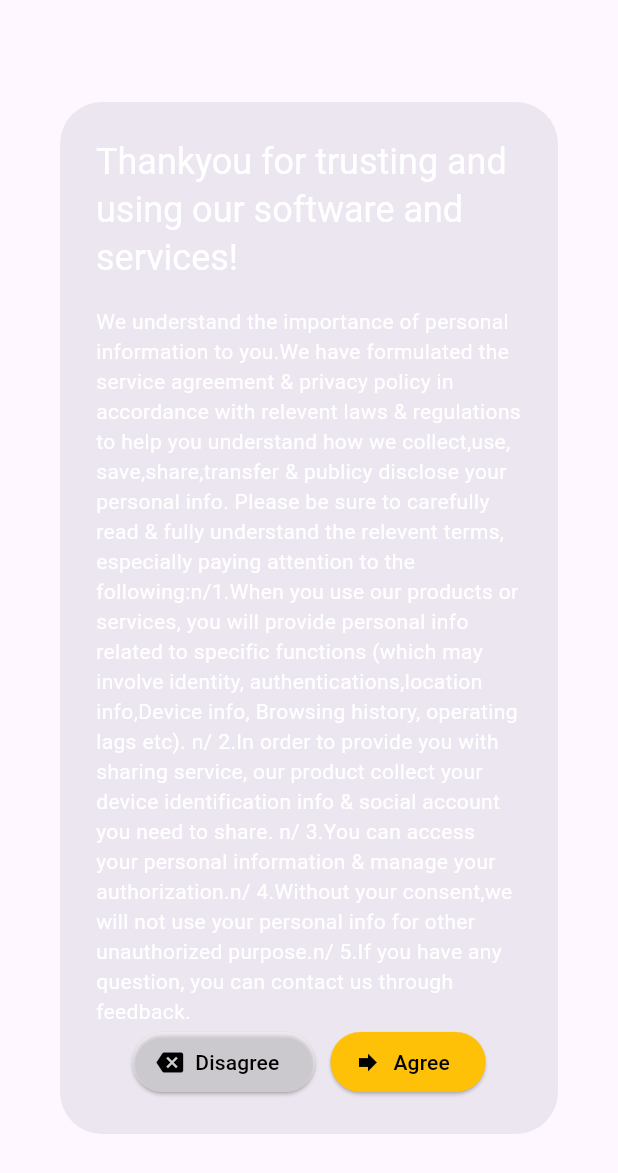
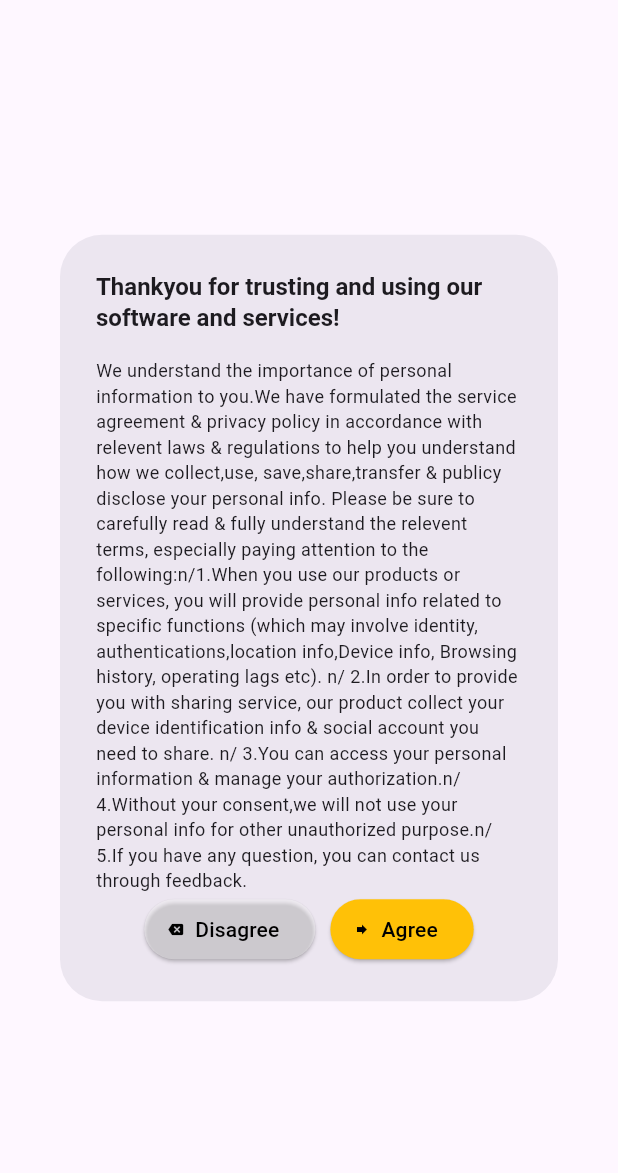
Before and after one commit to umair336/Qrcode_generator, a Flutter app: the screen it shows after launch, on a phone screen of 412 x 824 dp. Shown: the top 1173 px of the screen. Run offline on Flutter 3.47's test engine with Material 3 defaults, Android fonts, the phone set to English and light mode, and no system bars; our stand-ins replace barcode_widget, flutter_rating_bar, get, image_gallery_saver, permission_handler, screenshot and 1 more; missing offline and left inert: flutter_barcode_scanner.

Commit message:
Resolved merge conflicts

```diff
--- a/lib/Settings.dart
+++ b/lib/Settings.dart
@@ -101,7 +101,7 @@ class _SettingsScreenState extends State<SettingsScreen> {
                                   onPressed: (){
                                Get.back();
                                   },
-                                  icon: Icon(Icons.backspace,size: 15,),
+                                  icon: Icon(Icons.backspace,size: 10,),
                                    label: Text("Maybe Later")),
                                    SizedBox(width: 10,),
                                       ElevatedButton.icon(
@@ -113,7 +113,7 @@ class _SettingsScreenState extends State<SettingsScreen> {
                                     Get.back();
                                 //  Get.to(Scanning_code());
                                   },
-                                  icon: Icon(Icons.forward),
+                                  icon: Icon(Icons.forward,size: 10,),
                                    label: Text("Submit")),
                                                      ],
                               ),
--- a/lib/main.dart
+++ b/lib/main.dart
@@ -18,8 +18,8 @@ class _MyAppState extends State<MyApp> {
   @override
   Widget build(BuildContext context) {
     return GetMaterialApp(
-      theme: Themes().lightTheme,
-      darkTheme: Themes().darkTheme,
+      // theme: Themes().lightTheme,
+      // darkTheme: Themes().darkTheme,
       debugShowCheckedModeBanner: false,
       home: PrivacyPopUp(),
     );
--- a/lib/privacy_popup.dart
+++ b/lib/privacy_popup.dart
@@ -21,14 +21,14 @@ class _PrivacyPopUpState extends State<PrivacyPopUp> {
     return SafeArea(
       child: Scaffold(
         body: AlertDialog(
-            title: Text('Thankyou for trusting and using our software and services!'),
+            title: Text('Thankyou for trusting and using our software and services!',style: TextStyle(fontSize: 16,fontWeight: FontWeight.bold),),
             content: SingleChildScrollView(
               child: Column(
                 children: [
                   Text(
                     'We understand the importance of personal information to you.We have formulated the service agreement & privacy policy in accordance with relevent laws & regulations to help you understand how we collect,use, save,share,transfer & publicy disclose your personal info. Please be sure to carefully read & fully understand the relevent terms, especially paying attention to the following:n/'
                     '1.When you use our products or services, you will provide personal info related to specific functions (which may involve identity, authentications,location info,Device info, Browsing history, operating lags etc). n/ 2.In order to provide you with sharing service, our product collect your device identification info & social account you need to share. n/ 3.You can access your personal information & manage your authorization.n/ 4.Without your consent,we will not use your personal info for other unauthorized purpose.n/ 5.If you have any question, you can contact us through feedback.',
-               style: TextStyle(fontSize: 14),   ),
+               style: TextStyle(fontSize: 12),   ),
                     Row(mainAxisAlignment: MainAxisAlignment.center,
                       children: [
                         ElevatedButton.icon(
@@ -39,7 +39,7 @@ class _PrivacyPopUpState extends State<PrivacyPopUp> {
           onPressed: (){
        Get.back();
           },
-          icon: Icon(Icons.backspace),
+          icon: Icon(Icons.backspace,size: 10),
            label: Text("Disagree")),
            SizedBox(width: 10,),
               ElevatedButton.icon(
@@ -50,7 +50,7 @@ class _PrivacyPopUpState extends State<PrivacyPopUp> {
           onPressed: (){
          Get.to(Scanning_code());
           },
-          icon: Icon(Icons.forward),
+          icon: Icon(Icons.forward,size: 10,),
            label: Text("Agree")),
                       ],
                     ),
```
Also changed, not shown: lib/Barcode_ganerator.dart (+64 -29 lines), lib/history.dart (+9 -3 lines), pubspec.yaml (+3 -5 lines), pubspec.lock, 3 other files.
